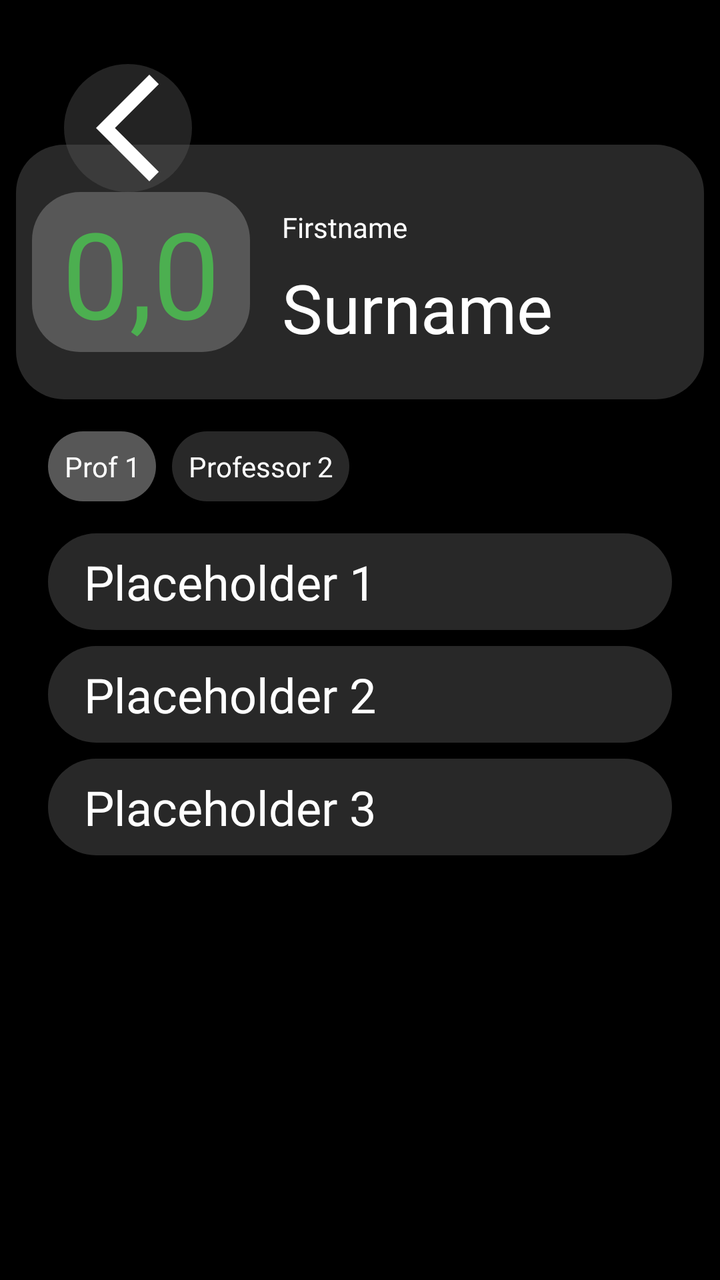
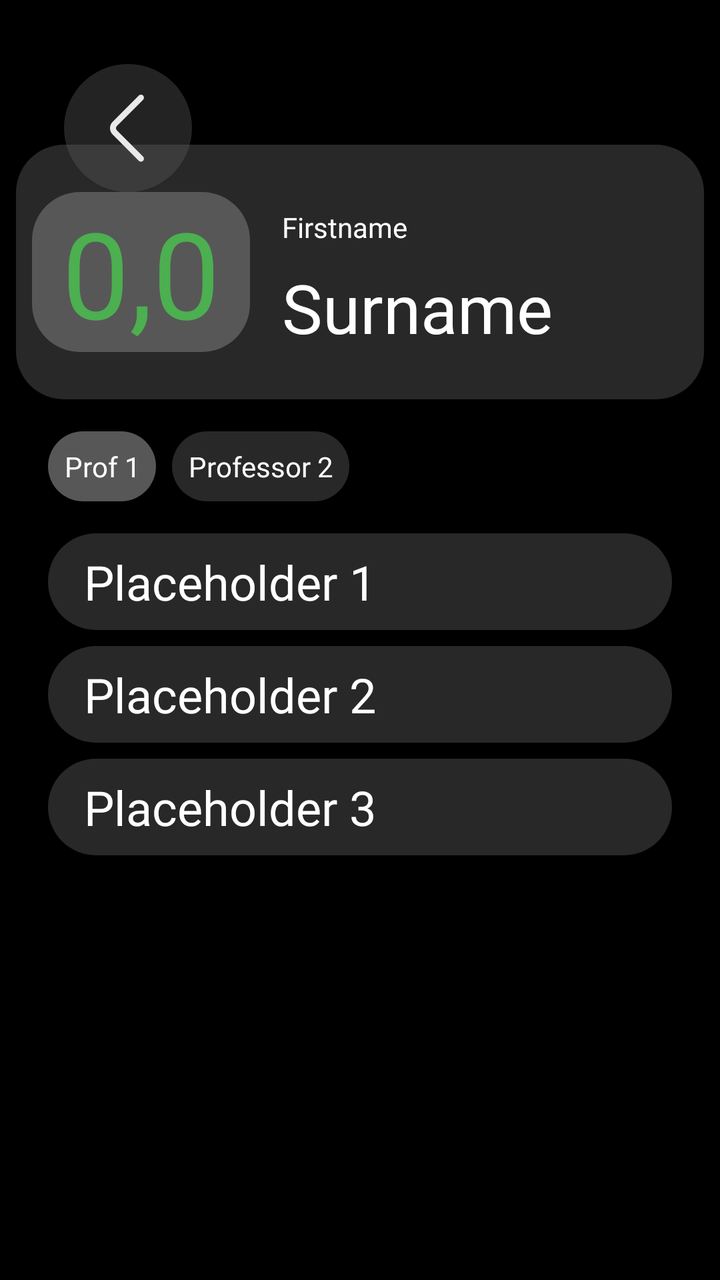

The first picture is an Android layout as it rendered before a commit; the second is the same layout after the commit. The layout source and the unified diff follow.
<!-- AndroidManifest.xml: application theme Theme.MyApplication_Java -->
<!-- res/layout/fragment_lecture_profile.xml -->
<?xml version="1.0" encoding="utf-8"?>
<androidx.constraintlayout.widget.ConstraintLayout xmlns:android="http://schemas.android.com/apk/res/android"
    xmlns:app="http://schemas.android.com/apk/res-auto"
    xmlns:tools="http://schemas.android.com/tools"
    android:layout_width="match_parent"
    android:layout_height="match_parent"
    android:background="#000000">

    <TextView
        android:id="@+id/header_background"
        android:layout_width="0dp"
        android:layout_height="0dp"
        android:layout_marginStart="8dp"
        android:layout_marginTop="-24dp"
        android:layout_marginEnd="8dp"
        android:layout_marginBottom="-24dp"
        android:background="@drawable/rounded_box"
        android:paddingTop="8dp"
        android:paddingBottom="8dp"
        app:layout_constraintBottom_toBottomOf="@+id/averageRatingBackground"
        app:layout_constraintEnd_toEndOf="parent"
        app:layout_constraintStart_toStartOf="parent"
        app:layout_constraintTop_toTopOf="@+id/averageRatingBackground" />

    <TextView
        android:id="@+id/averageRatingBackground"
        android:layout_width="wrap_content"
        android:layout_height="wrap_content"
        android:layout_marginStart="8dp"
        android:layout_marginTop="96dp"
        android:background="@drawable/rounded_box_light"
        android:fontFamily="@font/inter_bold"
        android:text=" 0,0 "
        android:textColor="#4CAF50"
        android:textSize="60sp"
        app:layout_constraintStart_toStartOf="@+id/header_background"
        app:layout_constraintTop_toTopOf="parent" />

    <TextView
        android:id="@+id/name"
        android:layout_width="wrap_content"
        android:layout_height="wrap_content"
        android:layout_marginStart="16dp"
        android:layout_marginTop="8dp"
        android:fontFamily="@font/inter_bold"
        android:text="Firstname"
        android:textColor="#FFFFFF"
        app:layout_constraintStart_toEndOf="@+id/averageRatingBackground"
        app:layout_constraintTop_toTopOf="@+id/averageRatingBackground" />

    <TextView
        android:id="@+id/surname"
        android:layout_width="wrap_content"
        android:layout_height="wrap_content"
        android:layout_marginStart="16dp"
        android:layout_marginTop="8dp"
        android:fontFamily="@font/inter_bold"
        android:text="Surname"
        android:textColor="#FFFFFF"
        android:textSize="34sp"
        app:layout_constraintStart_toEndOf="@+id/averageRatingBackground"
        app:layout_constraintTop_toBottomOf="@+id/name" />

    <ScrollView
        android:id="@+id/semester_list"
        android:layout_width="0dp"
        android:layout_height="0dp"
        android:layout_marginStart="16dp"
        android:layout_marginEnd="16dp"
        android:layout_marginBottom="8dp"
        app:layout_constraintBottom_toBottomOf="parent"
        app:layout_constraintEnd_toEndOf="parent"
        app:layout_constraintStart_toStartOf="parent"
        app:layout_constraintTop_toBottomOf="@id/lecture_list">

        <androidx.constraintlayout.widget.ConstraintLayout
            android:layout_width="match_parent"
            android:layout_height="wrap_content">

            <TextView
                android:id="@+id/prof_placeholder"
                android:layout_width="0dp"
                android:layout_height="wrap_content"
                android:layout_marginStart="8dp"
                android:layout_marginTop="8dp"
                android:layout_marginEnd="8dp"
                android:background="@drawable/rounded_box"
                android:fontFamily="@font/inter_bold"
                android:paddingTop="8dp"
                android:paddingBottom="8dp"
                android:text="   Placeholder 1"
                android:textColor="#FFFFFF"
                android:textSize="24sp"
                app:layout_constraintEnd_toEndOf="parent"
                app:layout_constraintHorizontal_bias="1.0"
                app:layout_constraintStart_toStartOf="parent"
                app:layout_constraintTop_toTopOf="parent" />


            <TextView
                android:id="@+id/prof_placeholder2"
                android:layout_width="0dp"
                android:layout_height="wrap_content"
                android:layout_marginStart="8dp"
                android:layout_marginTop="8dp"
                android:layout_marginEnd="8dp"
                android:background="@drawable/rounded_box"
                android:fontFamily="@font/inter_bold"
                android:paddingTop="8dp"
                android:paddingBottom="8dp"
                android:text="   Placeholder 2"
                android:textColor="#FFFFFF"
                android:textSize="24sp"
                app:layout_constraintEnd_toEndOf="parent"
                app:layout_constraintStart_toStartOf="parent"
                app:layout_constraintTop_toBottomOf="@id/prof_placeholder" />

            <TextView
                android:id="@+id/prof_placeholder3"
                android:layout_width="0dp"
                android:layout_height="wrap_content"
                android:layout_marginStart="8dp"
                android:layout_marginTop="8dp"
                android:layout_marginEnd="8dp"
                android:background="@drawable/rounded_box"
                android:fontFamily="@font/inter_bold"
                android:paddingTop="8dp"
                android:paddingBottom="8dp"
                android:text="   Placeholder 3"
                android:textColor="#FFFFFF"
                android:textSize="24sp"
                app:layout_constraintEnd_toEndOf="parent"
                app:layout_constraintStart_toStartOf="parent"
                app:layout_constraintTop_toBottomOf="@+id/prof_placeholder2" />


        </androidx.constraintlayout.widget.ConstraintLayout>
    </ScrollView>

    <HorizontalScrollView
        android:id="@+id/lecture_list"
        android:layout_width="0dp"
        android:layout_height="wrap_content"
        android:layout_marginStart="16dp"
        android:layout_marginTop="8dp"
        app:layout_constraintBottom_toTopOf="@+id/semester_list"
        app:layout_constraintEnd_toEndOf="parent"
        app:layout_constraintStart_toStartOf="parent"
        app:layout_constraintTop_toBottomOf="@+id/header_background">

        <androidx.constraintlayout.widget.ConstraintLayout
            android:layout_width="wrap_content"
            android:layout_height="match_parent"
            android:orientation="vertical">

            <TextView
                android:id="@+id/lecture1"
                android:layout_width="wrap_content"
                android:layout_height="wrap_content"
                android:layout_marginStart="8dp"
                android:layout_marginTop="8dp"
                android:layout_marginBottom="8dp"
                android:background="@drawable/rounded_box_light"
                android:fontFamily="@font/inter_bold"
                android:padding="8dp"
                android:text="Prof 1"
                android:textAlignment="center"
                android:textColor="#FFFFFF"
                android:textSize="14sp"
                app:layout_constraintBottom_toBottomOf="parent"
                app:layout_constraintStart_toStartOf="parent"
                app:layout_constraintTop_toTopOf="parent" />

            <TextView
                android:id="@+id/lecture2"
                android:layout_width="wrap_content"
                android:layout_height="wrap_content"
                android:layout_marginStart="8dp"
                android:layout_marginTop="8dp"
                android:layout_marginBottom="8dp"
                android:background="@drawable/rounded_box"
                android:fontFamily="@font/inter_bold"
                android:padding="8dp"
                android:text="Professor 2"
                android:textAlignment="center"
                android:textColor="#FFFFFF"
                android:textSize="14sp"
                app:layout_constraintBottom_toBottomOf="parent"
                app:layout_constraintStart_toEndOf="@id/lecture1"
                app:layout_constraintTop_toTopOf="parent" />


        </androidx.constraintlayout.widget.ConstraintLayout>
    </HorizontalScrollView>

    <ImageView
        android:id="@+id/back_Button"
        android:layout_width="64dp"
        android:layout_height="64dp"
        android:layout_marginStart="32dp"
        android:layout_marginTop="32dp"
        android:background="@drawable/search_button"
        app:layout_constraintStart_toStartOf="parent"
        app:layout_constraintTop_toTopOf="parent"
        app:srcCompat="@drawable/back_icon" />

</androidx.constraintlayout.widget.ConstraintLayout>
<!-- resources referenced by this layout -->
<resources>
  <!-- drawable back_icon (drawable) -->
  <vector xmlns:android="http://schemas.android.com/apk/res/android" android:autoMirrored="true" android:height="30dp" android:tint="#FFFFFF" android:viewportHeight="960" android:viewportWidth="960" android:width="30dp">
        
      <path android:fillColor="@android:color/white" android:pathData="M640,880L240,480L640,80L711,151L382,480L711,809L640,880Z"/>
      
  </vector>
  <!-- drawable rounded_box (drawable) -->
  <shape xmlns:android="http://schemas.android.com/apk/res/android">
  
      <solid android:color="#282828"/>
  
      <corners android:radius="24dp"/>
  
  </shape>
  <!-- drawable rounded_box_light (drawable) -->
  <?xml version="1.0" encoding="utf-8"?>
  <shape xmlns:android="http://schemas.android.com/apk/res/android">
  
      <solid android:color="#575757"/>
  
      <corners android:radius="24dp"/>
  
  </shape>
  <!-- drawable search_button (drawable) -->
  <?xml version="1.0" encoding="utf-8"?>
  <shape xmlns:android="http://schemas.android.com/apk/res/android">
      <solid android:color="#66575757"/>
  
      <corners android:radius="1000dp"/>
  </shape>
  <style name="Theme.MyApplication_Java" parent="Theme.MaterialComponents.DayNight.NoActionBar">
          
          <item name="colorPrimary">@color/purple_500</item>
          <item name="colorPrimaryVariant">@color/purple_700</item>
          <item name="colorOnPrimary">@color/white</item>
          
          <item name="colorSecondary">@color/teal_200</item>
          <item name="colorSecondaryVariant">@color/teal_700</item>
          <item name="colorOnSecondary">@color/black</item>
          
          <item name="android:statusBarColor">?attr/colorPrimaryVariant</item>
          
      </style>
  <color name="purple_500">#FF6200EE</color>
  <color name="purple_700">#FF3700B3</color>
  <color name="white">#FFFFFFFF</color>
  <color name="teal_200">#FF03DAC5</color>
  <color name="teal_700">#FF018786</color>
  <color name="black">#FF000000</color>
</resources>

<!-- the commit's change to res/layout/fragment_lecture_profile.xml (unified diff, before → after) -->
@@ -202,6 +202,7 @@
         android:background="@drawable/search_button"
         app:layout_constraintStart_toStartOf="parent"
         app:layout_constraintTop_toTopOf="parent"
-        app:srcCompat="@drawable/back_icon" />
+        app:srcCompat="@drawable/go_back_icon"
+        android:scaleType="center"/>
 
 </androidx.constraintlayout.widget.ConstraintLayout>
<!-- resource entries referenced after the edit -->
@@ -1,10 +1,17 @@
 <!-- resources referenced by this layout -->
 <resources>
-  <!-- drawable back_icon (drawable) -->
-  <vector xmlns:android="http://schemas.android.com/apk/res/android" android:autoMirrored="true" android:height="30dp" android:tint="#FFFFFF" android:viewportHeight="960" android:viewportWidth="960" android:width="30dp">
-        
-      <path android:fillColor="@android:color/white" android:pathData="M640,880L240,480L640,80L711,151L382,480L711,809L640,880Z"/>
-      
+  <!-- drawable go_back_icon (drawable) -->
+  <vector xmlns:android="http://schemas.android.com/apk/res/android"
+      android:width="18dp"
+      android:height="33.6dp"
+      android:viewportWidth="15"
+      android:viewportHeight="28">
+    <path
+        android:pathData="M12.896,1.25L1.982,12.164C1.006,13.14 1.006,14.723 1.982,15.7L12.896,26.614"
+        android:strokeWidth="2.5"
+        android:fillColor="#00000000"
+        android:strokeColor="#E9E9E9"
+        android:strokeLineCap="round" />
   </vector>
   <!-- drawable rounded_box (drawable) -->
   <shape xmlns:android="http://schemas.android.com/apk/res/android">
